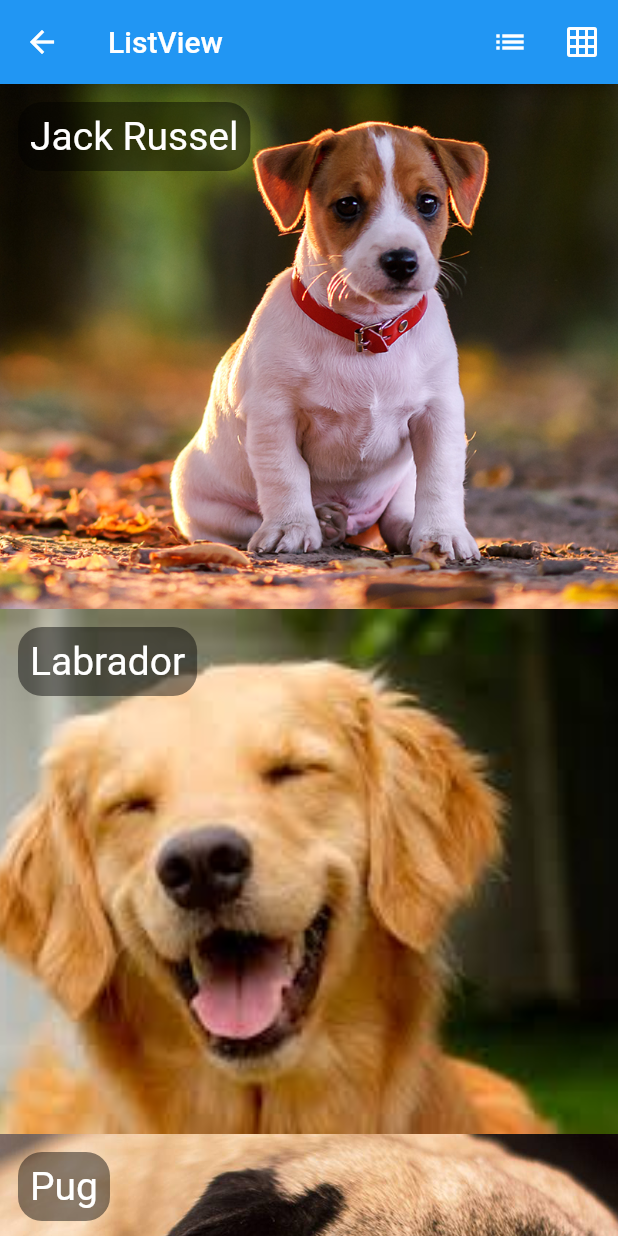
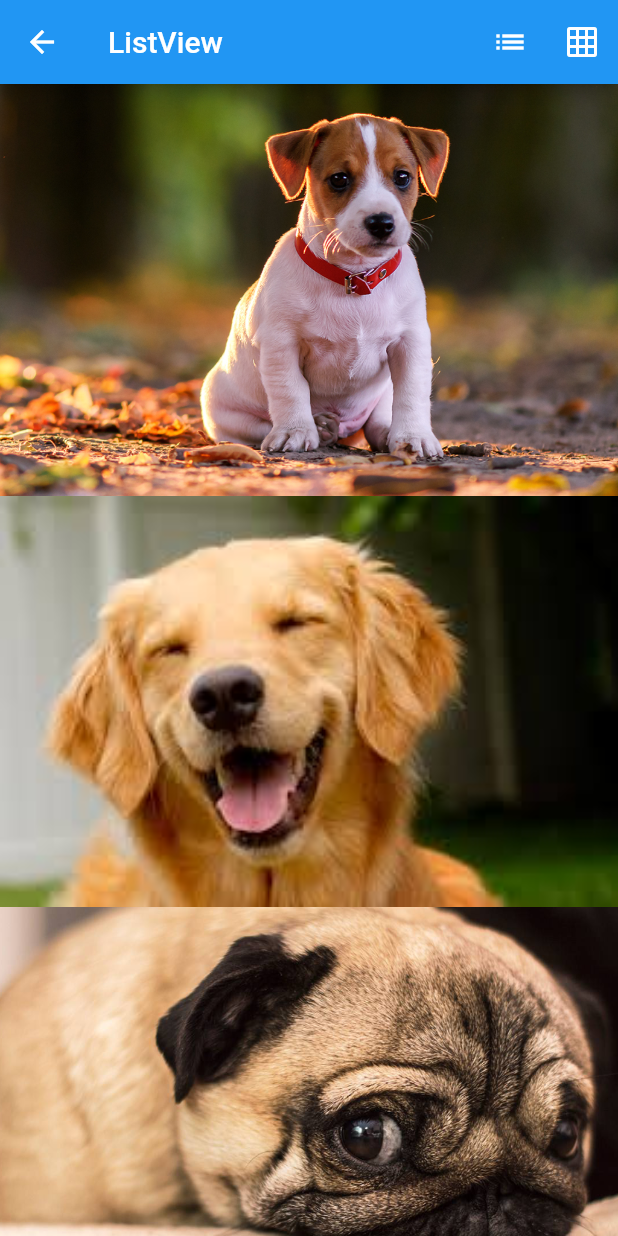
Before and after one commit to wagnerluzdevops/flutter_estudo, a Flutter app: the HelloListView screen opened directly, on a phone screen of 412 x 824 dp. Run offline on Flutter 3.47's test engine with Material 2 defaults, Android fonts, the phone set to English and light mode, and no system bars; our stand-ins replace fluttertoast.

```diff
--- a/flutter_hello/lib/pages/hello_listview.dart
+++ b/flutter_hello/lib/pages/hello_listview.dart
@@ -43,32 +43,40 @@ class _HelloListViewState extends State<HelloListView> {
   }
 
   _body() {
-    List<Dog> dogs = [
-      Dog("Jack Russel", "assets/images/dog1.png"),
-      Dog("Labrador", "assets/images/dog2.png"),
-      Dog("Pug", "assets/images/dog3.png"),
-      Dog("Rottweiler", "assets/images/dog4.png"),
-      Dog("Pastor", "assets/images/dog5.png")
-    ];
-
-    if(_gridView) {
-      return GridView.builder(
-        gridDelegate: SliverGridDelegateWithFixedCrossAxisCount(crossAxisCount: 2),
-        itemCount: dogs.length,
-        itemBuilder: (BuildContext context, int index) {
-          return _itemView(dogs, index);
-        },
-      );
-    } else {
-      return ListView.builder(
-        itemExtent: 350,
-        itemCount: dogs.length,
-        itemBuilder: (BuildContext context, int index) {
-          return _itemView(dogs, index);
-        },
-      );
-    }
-
+    return ListView(
+      children: <Widget>[
+        _img("assets/images/dog1.png"),
+        _img("assets/images/dog2.png"),
+        _img("assets/images/dog3.png"),
+        _img("assets/images/dog4.png"),
+        _img("assets/images/dog5.png")
+      ],
+    );
+//    List<Dog> dogs = [
+//      Dog("Jack Russel", "assets/images/dog1.png"),
+//      Dog("Labrador", "assets/images/dog2.png"),
+//      Dog("Pug", "assets/images/dog3.png"),
+//      Dog("Rottweiler", "assets/images/dog4.png"),
+//      Dog("Pastor", "assets/images/dog5.png")
+//    ];
+//
+//    if(_gridView) {
+//      return GridView.builder(
+//        gridDelegate: SliverGridDelegateWithFixedCrossAxisCount(crossAxisCount: 2),
+//        itemCount: dogs.length,
+//        itemBuilder: (BuildContext context, int index) {
+//          return _itemView(dogs, index);
+//        },
+//      );
+//    } else {
+//      return ListView.builder(
+//        itemExtent: 350,
+//        itemCount: dogs.length,
+//        itemBuilder: (BuildContext context, int index) {
+//          return _itemView(dogs, index);
+//        },
+//      );
+//    }
   }
 
   _itemView(List<Dog> dogs, int index) {
```
